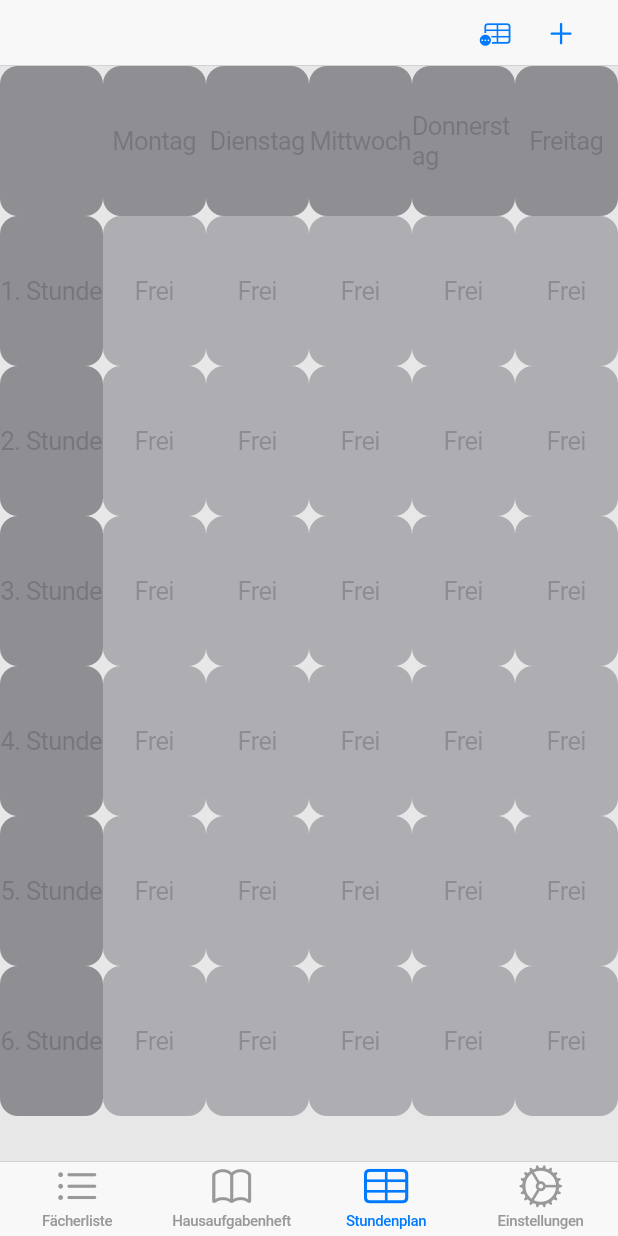
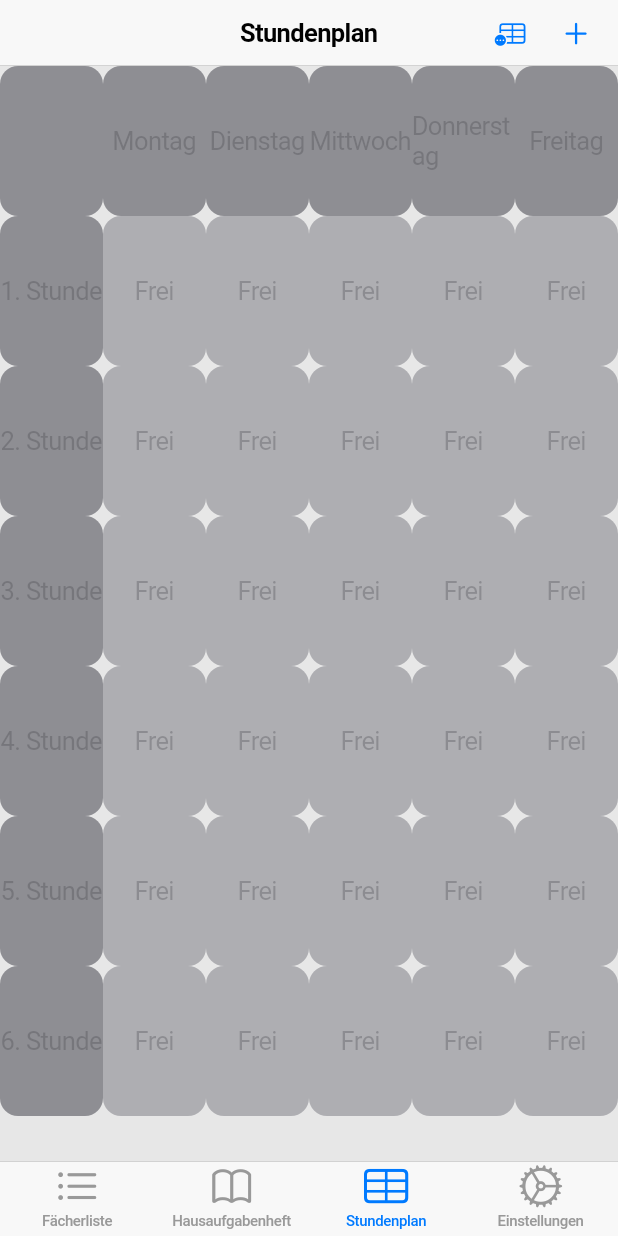
Before and after one commit to sartamo/ludus, a Flutter app: the screen it shows after launch, item 3 of the bottom bar chosen, on a phone screen of 412 x 824 dp. Run offline on Flutter 3.47's test engine with Material 3 defaults, Android fonts, the phone set to English and light mode, and no system bars; our stand-ins replace shared_preferences.

Commit message:
Fixed Bug: Titel in der Stundenplan-CupertinoNavigationBar wurde nicht angezeigt

```diff
--- a/lib/stundenplan.dart
+++ b/lib/stundenplan.dart
@@ -246,8 +246,11 @@ class _StundenplanState extends State<Stundenplan> {
         child: Column(
           children: [
             CupertinoNavigationBar(
-              middle: const Text('Stundenplan'),
-              trailing: Row(
+              middle: Stack(
+                alignment: Alignment.center,
+                children: [
+                const Text('Stundenplan'),
+                Row(
                   mainAxisAlignment: MainAxisAlignment.end,
                   children: [
                     _changeFachButton(),
@@ -260,7 +263,8 @@ class _StundenplanState extends State<Stundenplan> {
                           result() async {
                             return await Navigator.of(context).push(
                               CupertinoPageRoute(
-                                builder: (context) => const FachHinzufuegen()),
+                                  builder: (context) =>
+                                      const FachHinzufuegen()),
                             );
                           }
 
@@ -272,6 +276,7 @@ class _StundenplanState extends State<Stundenplan> {
                     ),
                   ],
                 ),
+              ]),
             ),
             Row(
               //main Row
```
Lines whose indentation alone changed are shown as unchanged.
